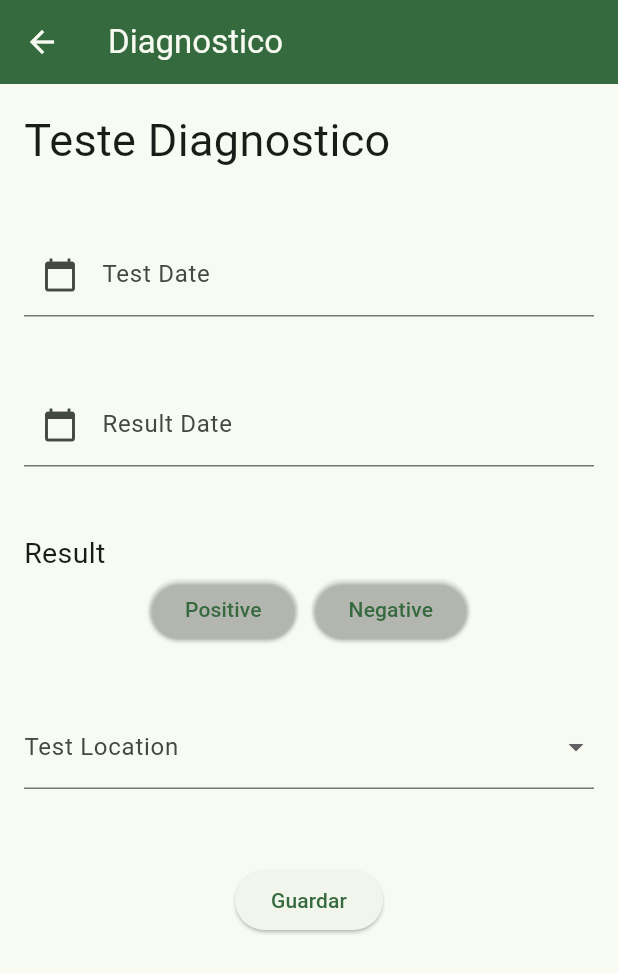
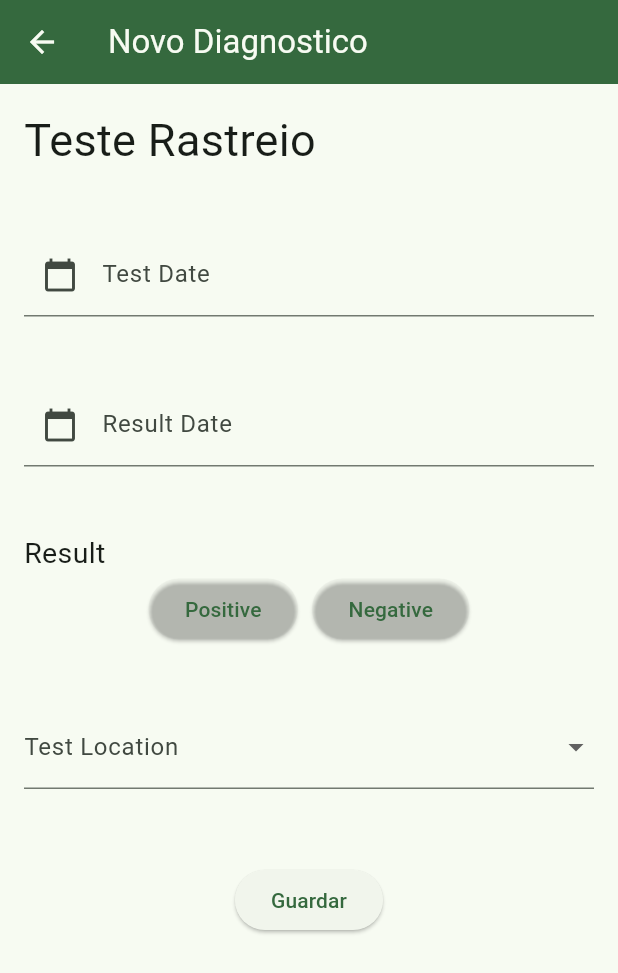
Before and after one commit to sofia-caldas-a22102612/tfc_flutter, a Flutter app: the PaginaEditarDiagnostico screen opened directly, after a tap on "Guardar", on a phone screen of 412 x 824 dp. Shown: the top 973 px of the screen. Run offline on Flutter 3.47's test engine with Material 3 defaults, Android fonts, the phone set to English and light mode, and no system bars; drawn by our look-alikes of flutter_form_builder; our stand-ins replace flutter_dotenv; accounts and stored records are empty.

Commit message:
Merge remote-tracking branch 'origin/bySofiaLatest' into bySofiaLatest
# Conflicts:
#	lib/model/patient.dart
#	lib/model/test.dart
#	lib/model/treatment.dart
#	lib/pages/TratamentosParaHoje.dart
#	lib/patientPages/states/Tratamento/Historico/historicoTestes.dart
#	lib/patientPages/states/diagnosticsState/paginaEditarDiagnostico.dart
#	lib/patientPages/states/rastreio/novoRastreio.dart
#	lib/repository/appatite_repository.dart
#	lib/repository/fake_appatite_repository.dart
#	lib/repository/zeus_repository.dart

```diff
--- a/lib/model/patient.dart
+++ b/lib/model/patient.dart
@@ -119,8 +119,9 @@ class Patient {
   }
 
   String getPatientStateString(){
-    return _patientStatus.toString();
+    return getPatientState()!.toString().split('.').last; // Return the enum value without the enum type prefix
   }
+
 
   // Getter method for age
   DateTime getBirthdate() {
@@ -176,6 +177,9 @@ class Patient {
   }
 
   PatientStatus? getPatientState() {
+    if(_patientStatus==null){
+      _patientStatus = PatientStatus.NED;
+    }
     return _patientStatus;
   }
 
--- a/lib/patientPages/patientPages.dart
+++ b/lib/patientPages/patientPages.dart
@@ -3,7 +3,7 @@ import 'package:tfc_flutter/patientPages/patientDetailPage.dart';
 import 'package:tfc_flutter/patientPages/pageDetail.dart';
 import 'package:tfc_flutter/patientPages/patientStatePage.dart';
 import 'package:tfc_flutter/patientPages/states/Historico/historicoMain.dart';
-import 'package:tfc_flutter/patientPages/states/DiagnosticsState/paginaTesteDIagnosticoPositivo.dart';
+import 'package:tfc_flutter/patientPages/states/testPages/diagnosticsState/paginaTesteDIagnosticoPositivo.dart';
 
 final List<PageDetail> pages = [
     PageDetail(
--- a/lib/patientPages/states/testPages/diagnosticsState/paginaEditarDiagnostico.dart
+++ b/lib/patientPages/states/testPages/diagnosticsState/paginaEditarDiagnostico.dart
@@ -4,6 +4,7 @@ import 'package:flutter_form_builder/flutter_form_builder.dart';
 import 'package:tfc_flutter/model/patient.dart';
 import 'package:tfc_flutter/model/session.dart';
 import 'package:tfc_flutter/model/test.dart' as TestModel;
+import 'package:tfc_flutter/patientPages/mainPatientPage.dart';
 import 'package:tfc_flutter/repository/appatite_repository.dart';
 
 
@@ -29,7 +30,7 @@ class _PaginaEditarDiagnosticoState extends State<PaginaEditarDiagnostico> {
 
     return Scaffold(
       appBar: AppBar(
-        title: Text('Diagnostico'),
+        title: Text('Novo Diagnostico'),
       ),
       body: SingleChildScrollView(
         child: Padding(
@@ -41,7 +42,7 @@ class _PaginaEditarDiagnosticoState extends State<PaginaEditarDiagnostico> {
               crossAxisAlignment: CrossAxisAlignment.start,
               children: [
                 Text(
-                  'Teste Diagnostico',
+                  'Teste Rastreio',
                   style: TextStyle(fontSize: 30),
                 ),
                 SizedBox(height: 40),
@@ -159,13 +160,14 @@ class _PaginaEditarDiagnosticoState extends State<PaginaEditarDiagnostico> {
                         patient.addRastreio(newRastreio);
                         patient.addTest(newRastreio);
                         appatiteRepo.insertNewTest(user!, newRastreio);
-                        patient.updatePatientState(
-                            PatientStatus.POSITIVE_SCREENING_DIAGNOSIS);
+                        appatiteRepo.changeState(user, patient, PatientStatus.POSITIVE_SCREENING_DIAGNOSIS);
+                        //todo remove this in the future
+                        patient.updatePatientState(PatientStatus.POSITIVE_SCREENING_DIAGNOSIS);
 
                         Navigator.push(
                           context,
                           MaterialPageRoute(
-                            builder: (context) => PaginaEditarDiagnostico(),
+                            builder: (context) => MainPatientPage(),
                           ),
                         );
                       }
--- a/lib/patientPages/states/testPages/rastreio/novoRastreio.dart
+++ b/lib/patientPages/states/testPages/rastreio/novoRastreio.dart
@@ -161,6 +161,8 @@ class _NovoRastreioState extends State<NovoRastreio> {
                         patient.addTest(newRastreio);
                         appatiteRepo.insertNewTest(user!, newRastreio);
                         appatiteRepo.changeState(user, patient, PatientStatus.POSITIVE_SCREENING_DIAGNOSIS);
+                        //todo remove this in the future
+                        patient.updatePatientState(PatientStatus.POSITIVE_SCREENING_DIAGNOSIS);
 
                         Navigator.push(
                           context,
--- a/lib/repository/appatite_repository.dart
+++ b/lib/repository/appatite_repository.dart
@@ -163,4 +163,5 @@ class AppatiteRepository {
       throw Exception("${response.statusCode} ${response.reasonPhrase}");
     }
   }
+
 }
--- a/lib/repository/fake_appatite_repository.dart
+++ b/lib/repository/fake_appatite_repository.dart
@@ -1,7 +1,6 @@
 import 'package:tfc_flutter/model/gender_type.dart';
 import 'package:tfc_flutter/model/test.dart';
 import 'package:tfc_flutter/repository/appatite_repository.dart';
-import '../model/TreatmentModel/treatment.dart';
 import '../model/patient.dart';
 import '../model/user.dart';
 
@@ -101,7 +100,9 @@ class FakeAppatiteRepository extends AppatiteRepository {
 
 
   Future<String> getPatientState(User sessionOwner, Patient patient) async {
-    return patient.getPatientStateString(); // Assuming getStatus() returns the patient state directly
+    final patientState = patient.getPatientStateString(); // Assuming getStatus() returns the patient state directly
+    print('Patient State: $patientState'); // Debug print
+    return patientState;
   }
 
 
```
Also changed, not shown: lib/patientPages/mainPatientPage.dart (+8 -1 lines), lib/patientPages/patientStatePage.dart (+11 -6 lines), lib/patientPages/states/testPages/diagnosticsState/paginaTesteDIagnosticoPositivo.dart (+6 -7 lines).
